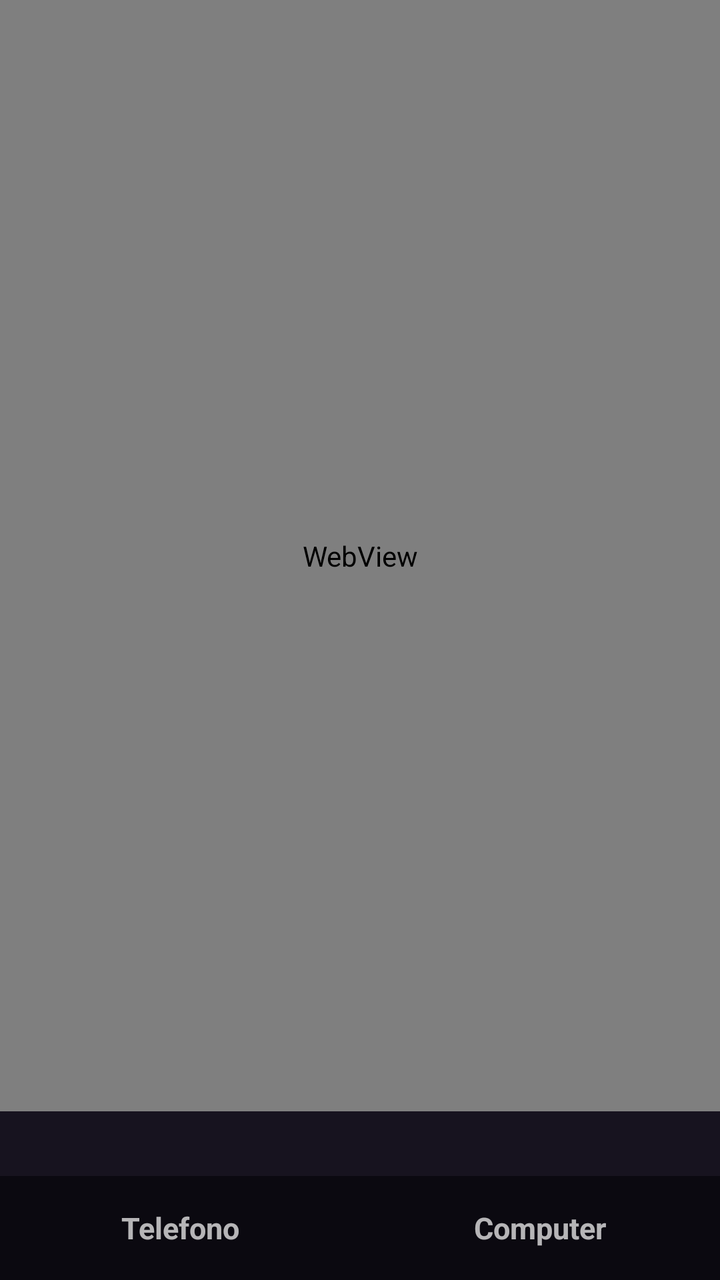
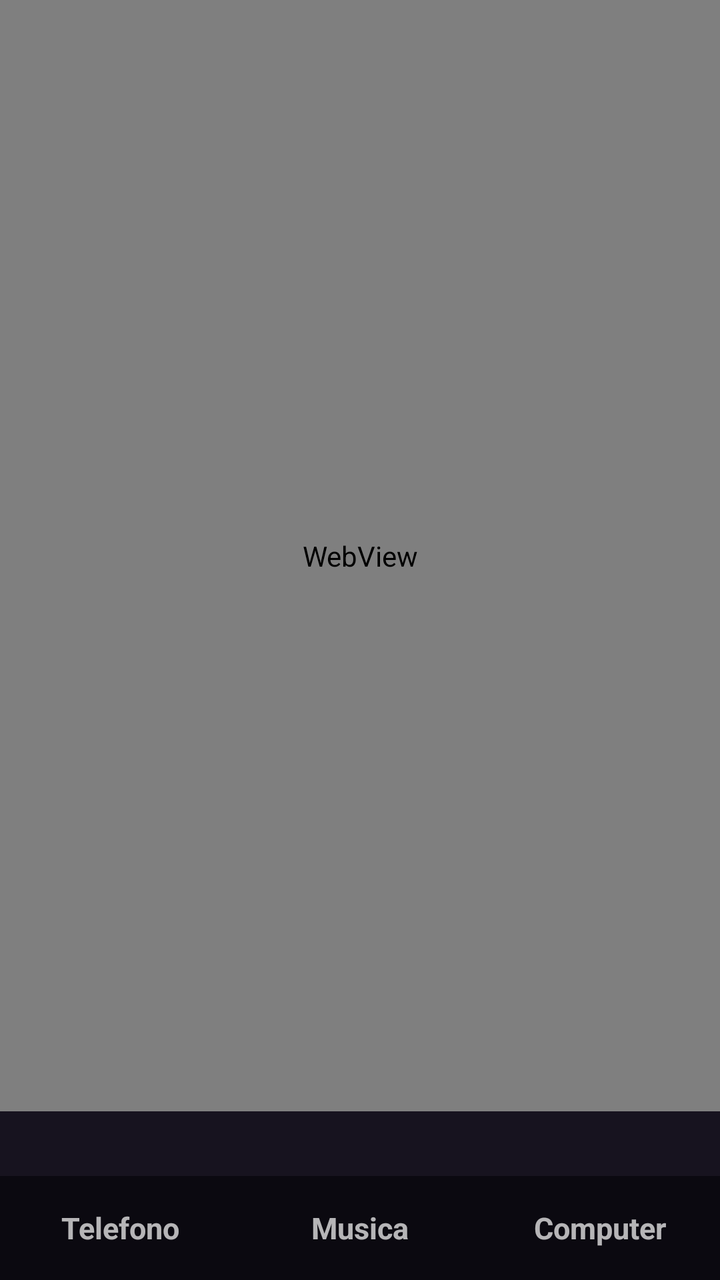

Compare the two renders of this Android layout. The source of the first and the diff that turns it into the second are given below.
<!-- AndroidManifest.xml: application theme App -->
<!-- res/layout/main.xml -->
<?xml version="1.0" encoding="utf-8"?>
<LinearLayout xmlns:android="http://schemas.android.com/apk/res/android"
    android:layout_width="match_parent"
    android:layout_height="match_parent"
    android:background="@color/ground"
    android:fitsSystemWindows="true"
    android:orientation="vertical">

    <FrameLayout
        android:layout_width="match_parent"
        android:layout_height="0dp"
        android:layout_weight="1">

        
        <WebView
            android:id="@+id/phone_page"
            android:layout_width="match_parent"
            android:layout_height="match_parent" />

        
        <WebView
            android:id="@+id/page"
            android:layout_width="match_parent"
            android:layout_height="match_parent"
            android:visibility="gone" />

        
        <include
            android:id="@+id/pairing"
            layout="@layout/pairing"
            android:layout_width="match_parent"
            android:layout_height="match_parent"
            android:visibility="gone" />
    </FrameLayout>

    
    <TextView
        android:id="@+id/status"
        android:layout_width="match_parent"
        android:layout_height="wrap_content"
        android:background="@color/card"
        android:maxLines="2"
        android:paddingHorizontal="16dp"
        android:paddingVertical="8dp"
        android:textColor="@color/muted"
        android:textSize="12sp" />

    <LinearLayout
        android:layout_width="match_parent"
        android:layout_height="52dp"
        android:background="@color/ground"
        android:orientation="horizontal">

        <TextView
            android:id="@+id/tab_phone"
            android:layout_width="0dp"
            android:layout_height="match_parent"
            android:layout_weight="1"
            android:background="@drawable/tab"
            android:gravity="center"
            android:text="@string/tab_phone"
            android:textSize="15sp"
            android:textStyle="bold" />

        <TextView
            android:id="@+id/tab_computer"
            android:layout_width="0dp"
            android:layout_height="match_parent"
            android:layout_weight="1"
            android:background="@drawable/tab"
            android:gravity="center"
            android:text="@string/tab_computer"
            android:textSize="15sp"
            android:textStyle="bold" />
    </LinearLayout>
</LinearLayout>
<!-- res/layout/pairing.xml (included above) -->
<?xml version="1.0" encoding="utf-8"?>
<ScrollView xmlns:android="http://schemas.android.com/apk/res/android"
    android:layout_width="match_parent"
    android:layout_height="match_parent"
    android:background="@color/ground"
    android:fillViewport="true">

    <LinearLayout
        android:layout_width="match_parent"
        android:layout_height="wrap_content"
        android:gravity="center_horizontal"
        android:orientation="vertical"
        android:padding="28dp">

        <ImageView
            android:layout_width="84dp"
            android:layout_height="84dp"
            android:layout_marginTop="36dp"
            android:contentDescription="@null"
            android:src="@drawable/mark" />

        <TextView
            android:layout_width="wrap_content"
            android:layout_height="wrap_content"
            android:layout_marginTop="22dp"
            android:gravity="center"
            android:text="@string/pairing_title"
            android:textColor="@color/text"
            android:textSize="24sp"
            android:textStyle="bold" />

        <TextView
            android:layout_width="match_parent"
            android:layout_height="wrap_content"
            android:layout_marginTop="16dp"
            android:lineSpacingMultiplier="1.25"
            android:text="@string/pairing_how"
            android:textColor="@color/muted"
            android:textSize="16sp" />

        <EditText
            android:id="@+id/link"
            android:layout_width="match_parent"
            android:layout_height="wrap_content"
            android:layout_marginTop="22dp"
            android:background="@drawable/field"
            android:hint="@string/pairing_hint"
            android:importantForAutofill="no"
            android:inputType="textUri"
            android:maxLines="3"
            android:padding="14dp"
            android:textColor="@color/text"
            android:textColorHint="@color/muted"
            android:textSize="15sp" />

        <Button
            android:id="@+id/pair"
            android:layout_width="match_parent"
            android:layout_height="52dp"
            android:layout_marginTop="14dp"
            android:background="@drawable/go"
            android:text="@string/pairing_go"
            android:textAllCaps="false"
            android:textColor="#FFFFFF"
            android:textSize="16sp"
            android:textStyle="bold" />

        <TextView
            android:id="@+id/message"
            android:layout_width="match_parent"
            android:layout_height="wrap_content"
            android:layout_marginTop="16dp"
            android:lineSpacingMultiplier="1.2"
            android:textColor="@color/bad"
            android:textSize="15sp" />

        
        <TextView
            android:id="@+id/code"
            android:layout_width="match_parent"
            android:layout_height="wrap_content"
            android:layout_marginTop="8dp"
            android:gravity="center"
            android:letterSpacing="0.12"
            android:textColor="@color/text"
            android:textSize="40sp"
            android:textStyle="bold"
            android:visibility="gone" />

        <TextView
            android:layout_width="match_parent"
            android:layout_height="wrap_content"
            android:layout_marginTop="28dp"
            android:lineSpacingMultiplier="1.2"
            android:text="@string/pairing_promise"
            android:textColor="@color/muted"
            android:textSize="13sp" />
    </LinearLayout>
</ScrollView>
<!-- resources referenced by this layout -->
<resources>
  <color name="bad">#FF6B81</color>
  <color name="card">#17131F</color>
  <color name="ground">#0B0910</color>
  <color name="muted">#AAA1B8</color>
  <color name="text">#F6F2F8</color>
  <!-- drawable field (drawable) -->
  <?xml version="1.0" encoding="utf-8"?>
  <shape xmlns:android="http://schemas.android.com/apk/res/android">
      <solid android:color="@color/card" />
      <stroke android:width="1dp" android:color="#33FFFFFF" />
      <corners android:radius="14dp" />
  </shape>
  <!-- drawable go (drawable) -->
  <?xml version="1.0" encoding="utf-8"?>
  <shape xmlns:android="http://schemas.android.com/apk/res/android">
      <gradient android:angle="0" android:centerColor="#E052A0" android:endColor="#7A5CFF" android:startColor="#FF8A5B" />
      <corners android:radius="26dp" />
  </shape>
  <!-- drawable mark (drawable) -->
  <?xml version="1.0" encoding="utf-8"?>
  <layer-list xmlns:android="http://schemas.android.com/apk/res/android">
      <item>
          <shape>
              <gradient android:angle="315" android:centerColor="#E052A0" android:endColor="#7A5CFF" android:startColor="#FF8A5B" />
              <corners android:radius="24dp" />
          </shape>
      </item>
      <item android:drawable="@drawable/spark" />
  </layer-list>
  <!-- drawable tab (drawable) -->
  <?xml version="1.0" encoding="utf-8"?>
  <selector xmlns:android="http://schemas.android.com/apk/res/android">
      <item android:state_selected="true">
          <layer-list>
              <item
                  android:height="3dp"
                  android:gravity="top"
                  android:left="40dp"
                  android:right="40dp">
                  <shape>
                      <gradient android:angle="0" android:centerColor="#E052A0" android:endColor="#7A5CFF" android:startColor="#FF8A5B" />
                      <corners android:radius="2dp" />
                  </shape>
              </item>
          </layer-list>
      </item>
      <item>
          <color android:color="@android:color/transparent" />
      </item>
  </selector>
  <string name="pairing_go">Collega</string>
  <string name="pairing_hint">regista://pair?…</string>
  <string name="pairing_how">"Sul computer apri Regista, alla voce «Telefono» scegli «Collega un telefono» e inquadra il codice con la fotocamera di questo telefono.
  
  Se la fotocamera non lo legge, copia il collegamento che trovi sotto il codice e incollalo qui."</string>
  <string name="pairing_promise">Questa app legge le tue foto e le mostra solo al computer che colleghi tu. Non cancella niente da sola: per togliere foto dal telefono ne fa prima una copia sul computer, e poi te lo chiede Android.</string>
  <string name="pairing_title">Collega il telefono al computer</string>
  <string name="tab_computer">Computer</string>
  <string name="tab_phone">Telefono</string>
  <style name="App" parent="android:Theme.Material.NoActionBar">
          <item name="android:windowBackground">@color/ground</item>
          <item name="android:statusBarColor">@color/ground</item>
          <item name="android:navigationBarColor">@color/ground</item>
          <item name="android:colorAccent">@color/rose</item>
          <item name="android:textColorPrimary">@color/text</item>
      </style>
  <!-- drawable spark (drawable) -->
  <?xml version="1.0" encoding="utf-8"?>
  <vector xmlns:android="http://schemas.android.com/apk/res/android"
      android:width="108dp"
      android:height="108dp"
      android:viewportWidth="108"
      android:viewportHeight="108">
      <path
          android:fillColor="#FFFFFF"
          android:pathData="M54,30l6.5,17.5 17.5,6.5 -17.5,6.5 -6.5,17.5 -6.5,-17.5 -17.5,-6.5 17.5,-6.5z" />
  </vector>
  <color name="rose">#E052A0</color>
</resources>

<!-- the commit's change to res/layout/main.xml (unified diff, before → after) -->
@@ -59,6 +59,17 @@
             android:background="@drawable/tab"
             android:gravity="center"
             android:text="@string/tab_phone"
+            android:textSize="15sp"
+            android:textStyle="bold" />
+
+        <TextView
+            android:id="@+id/tab_music"
+            android:layout_width="0dp"
+            android:layout_height="match_parent"
+            android:layout_weight="1"
+            android:background="@drawable/tab"
+            android:gravity="center"
+            android:text="@string/tab_music"
             android:textSize="15sp"
             android:textStyle="bold" />
 
<!-- resource entries referenced after the edit -->
@@ -58,6 +58,7 @@
   <string name="pairing_promise">Questa app legge le tue foto e le mostra solo al computer che colleghi tu. Non cancella niente da sola: per togliere foto dal telefono ne fa prima una copia sul computer, e poi te lo chiede Android.</string>
   <string name="pairing_title">Collega il telefono al computer</string>
   <string name="tab_computer">Computer</string>
+  <string name="tab_music">Musica</string>
   <string name="tab_phone">Telefono</string>
   <style name="App" parent="android:Theme.Material.NoActionBar">
           <item name="android:windowBackground">@color/ground</item>
